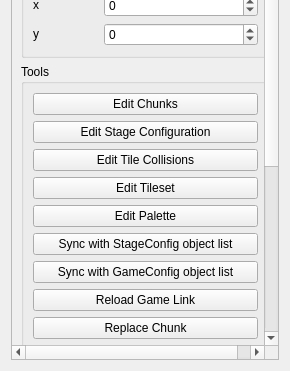
Qt form RetroEDv2/tools/sceneproperties/sceneproperties.ui (RSDKModding/RetroED) before a commit; both pictures show x 0 to 290 and y 408 to 779 of the 290 by 779 pixel window.
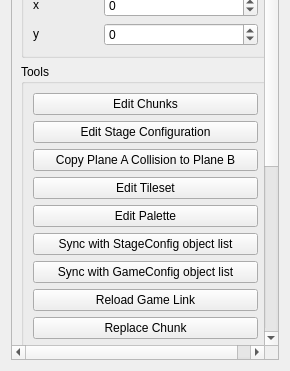
The same form after that commit.

```diff
--- a/RetroEDv2/tools/sceneproperties/sceneproperties.ui
+++ b/RetroEDv2/tools/sceneproperties/sceneproperties.ui
@@ -29,9 +29,9 @@
       <property name="geometry">
        <rect>
         <x>0</x>
-        <y>-296</y>
-        <width>258</width>
-        <height>1041</height>
+        <y>-60</y>
+        <width>256</width>
+        <height>961</height>
        </rect>
       </property>
       <layout class="QGridLayout" name="gridLayout_3">
@@ -133,7 +133,7 @@
           <item>
            <widget class="QPushButton" name="editCollision">
             <property name="text">
-             <string>Edit Tile Collisions</string>
+             <string>Copy Plane A Collision to Plane B</string>
             </property>
            </widget>
           </item>
```
Left out of the diff: 4 changed lines with no effect on the pictures.
